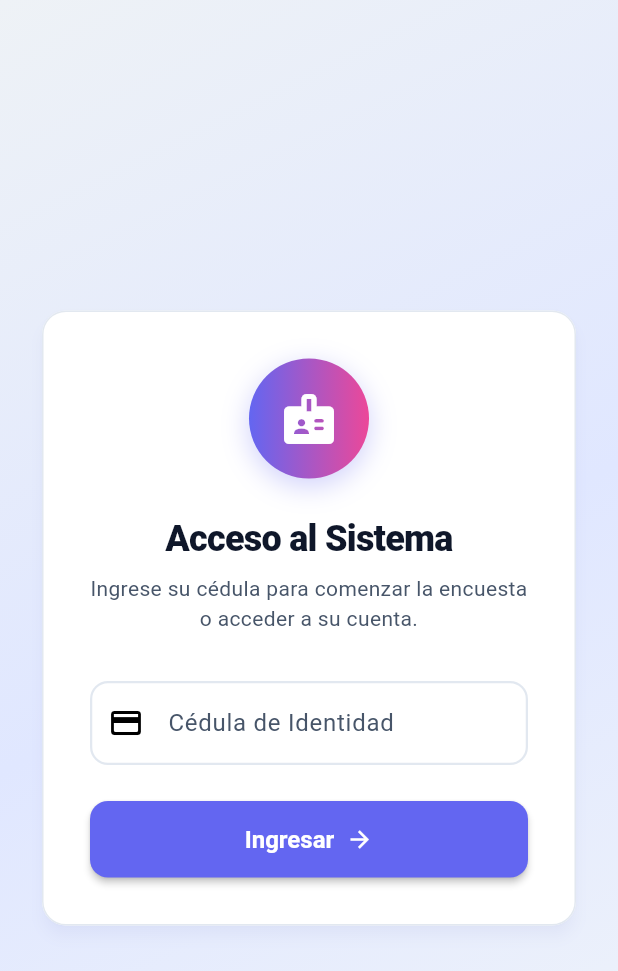
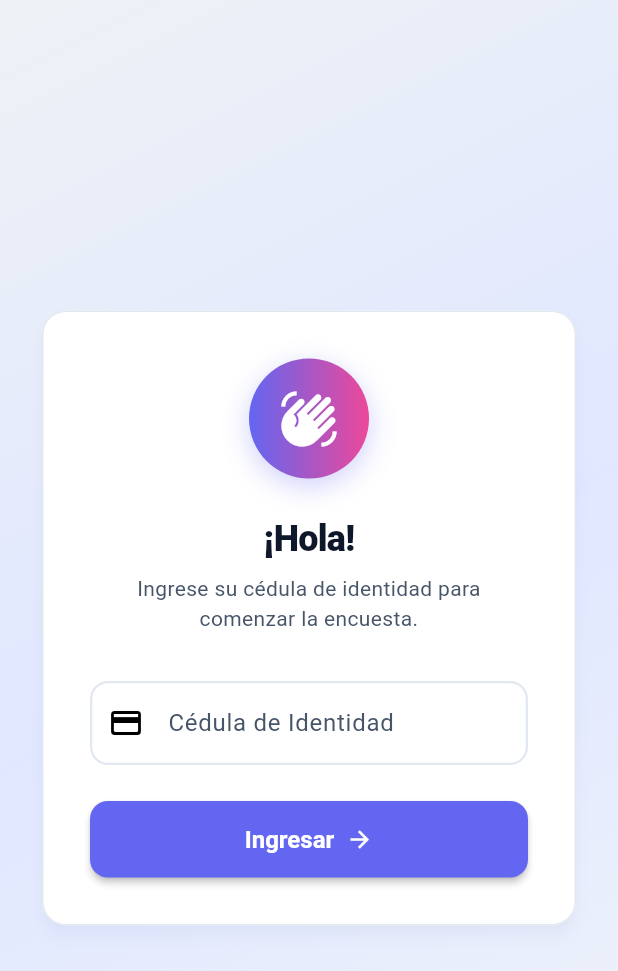
Before and after one commit to cdp122/7mo-DES-Modulo3, a Flutter app: the screen it shows after launch, on a phone screen of 412 x 824 dp. Shown: the top 971 px of the screen. Run offline on Flutter 3.47's test engine with Material 3 defaults, Android fonts, the phone set to English and light mode, and no system bars; our stand-ins replace dio, flutter_bloc, get_it, go_router.

Commit message:
Modificada la arquitectura para incluir los assets, también la página de inicio.

```diff
--- a/Frontend/lib/features/auth/presentation/screens/ingreso_cedula_screen.dart
+++ b/Frontend/lib/features/auth/presentation/screens/ingreso_cedula_screen.dart
@@ -130,7 +130,7 @@ class _IngresoCedulaScreenState extends State<IngresoCedulaScreen> {
                                   ],
                                 ),
                                 child: const Icon(
-                                  Icons.badge_rounded,
+                                  Icons.waving_hand,
                                   size: 40,
                                   color: Colors.white,
                                 ),
@@ -138,7 +138,7 @@ class _IngresoCedulaScreenState extends State<IngresoCedulaScreen> {
                             ),
                             const SizedBox(height: 24),
                             Text(
-                              'Acceso al Sistema',
+                              '¡Hola!',
                               style: theme.textTheme.headlineMedium?.copyWith(
                                 fontWeight: FontWeight.w800,
                                 letterSpacing: -0.5,
@@ -147,7 +147,7 @@ class _IngresoCedulaScreenState extends State<IngresoCedulaScreen> {
                             ),
                             const SizedBox(height: 8),
                             Text(
-                              'Ingrese su cédula para comenzar la encuesta o acceder a su cuenta.',
+                              'Ingrese su cédula de identidad para comenzar la encuesta.',
                               style: theme.textTheme.bodyMedium,
                               textAlign: TextAlign.center,
                             ),
@@ -159,7 +159,6 @@ class _IngresoCedulaScreenState extends State<IngresoCedulaScreen> {
                               onFieldSubmitted: (_) => _submit(),
                               decoration: const InputDecoration(
                                 labelText: 'Cédula de Identidad',
-                                hintText: 'Ej. 123456',
                                 prefixIcon: Icon(Icons.credit_card_rounded),
                               ),
                               validator: (value) {
```
Also changed, not shown: Frontend/assets/images/logo.jpg (added), 1 other file.
